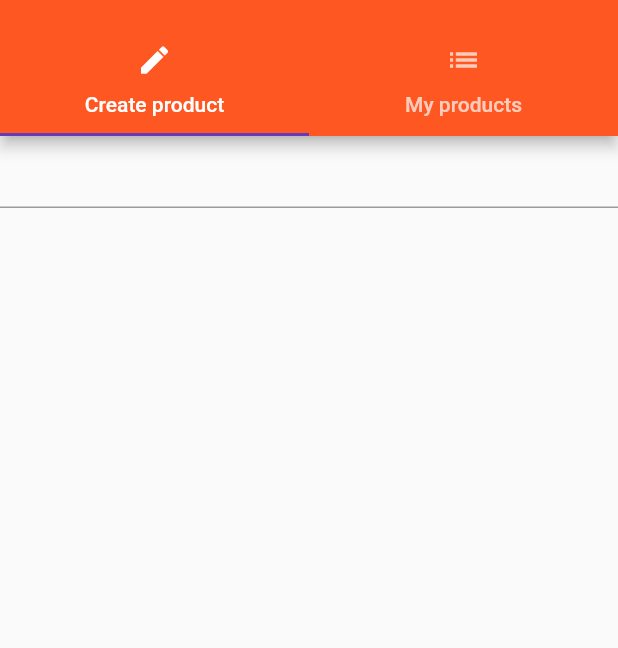
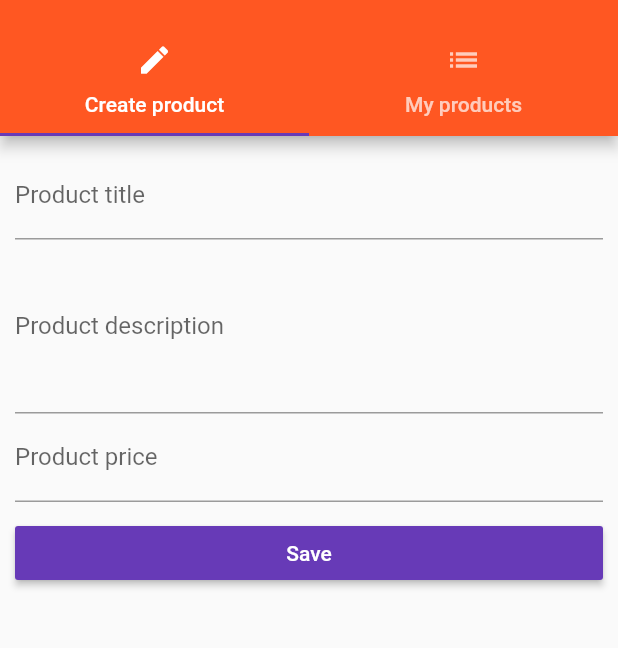
Before and after one commit to JenshenSoft/burn_chat, a Flutter app: the ProductsAdminPage screen opened by its route, on a phone screen of 412 x 824 dp, the part 59-707 px from its top. Run offline on Flutter 3.47's test engine with Material 2 defaults, Android fonts, the phone set to English and light mode, and no system bars.

Commit message:
added new widgets for products

```diff
--- a/lib/main.dart
+++ b/lib/main.dart
@@ -1,13 +1,14 @@
 import 'package:flutter/material.dart';
 
-import './pages/product_route.dart';
+import './pages/auth_route.dart';
+import './pages/product_page.dart';
 import './pages/products_admin_page.dart';
 import './pages/products_page.dart';
 
 void main() {
-  /*debugPaintBaselinesEnabled = true;
-  debugPaintSizeEnabled = true;
-  debugPaintPointersEnabled = true;*/
+  //debugPaintSizeEnabled = true;
+  //debugPaintBaselinesEnabled = true;
+  //debugPaintPointersEnabled = true;
   runApp(BurnChatApp());
 }
 
@@ -19,7 +20,7 @@ class BurnChatApp extends StatefulWidget {
 }
 
 class _BurnChatAppState extends State<BurnChatApp> {
-  List<Map<String, String>> _products = [];
+  List<Map<String, dynamic>> _products = [];
 
   @override
   Widget build(BuildContext context) {
@@ -31,8 +32,9 @@ class _BurnChatAppState extends State<BurnChatApp> {
           accentColor: Colors.deepPurple),
       //home: AuthPage(),
       routes: {
-        '/': (context) => ProductsPage(_products, _addProducts, _deleteProduct),
-        '/admin': (context) => ProductsAdminPage(),
+        '/': (context) => AuthPage(),
+        '/products': (context) => ProductsPage(_products),
+        '/admin': (context) => ProductsAdminPage(_addProducts, _deleteProduct),
       },
       // link: /product/21
       onGenerateRoute: (RouteSettings settings) {
@@ -45,20 +47,20 @@ class _BurnChatAppState extends State<BurnChatApp> {
           return MaterialPageRoute<bool>(
               builder: (context) => ProductPage(
                     title: _products[index]['title'],
+                    description: _products[index]['description'],
                     imageUrl: _products[index]['image'],
+                    price: _products[index]['price'],
                   ));
         }
         return null;
       },
       onUnknownRoute: (RouteSettings settings) {
-        return MaterialPageRoute(
-            builder: (context) =>
-                ProductsPage(_products, _addProducts, _deleteProduct));
+        return MaterialPageRoute(builder: (context) => ProductsPage(_products));
       },
     );
   }
 
-  void _addProducts(Map<String, String> product) {
+  void _addProducts(Map<String, dynamic> product) {
     setState(() {
       _products.add(product);
       print(_products);
--- a/lib/pages/product_create_page.dart
+++ b/lib/pages/product_create_page.dart
@@ -1,26 +1,86 @@
 import 'package:flutter/material.dart';
 
-class ProductCreatePage extends StatelessWidget {
+class ProductCreatePage extends StatefulWidget {
+  final Function addProduct;
+  final Function deleteProduct;
+
+  const ProductCreatePage(this.addProduct, this.deleteProduct);
+
+  @override
+  State<StatefulWidget> createState() {
+    return _ProductCreatePageState();
+  }
+}
+
+class _ProductCreatePageState extends State<ProductCreatePage> {
+  String _title = '';
+  String _description;
+  double _price;
+
+  Widget _buildTextField() {
+    return TextField(
+      decoration: InputDecoration(labelText: 'Product title'),
+      autocorrect: true,
+      onChanged: (value) {
+        this._title = value;
+      },
+    );
+  }
+
+  Widget _buildDescriptionField() {
+    return TextField(
+      autocorrect: true,
+      decoration: InputDecoration(labelText: 'Product description'),
+      maxLines: 4,
+      onChanged: (value) {
+        this._description = value;
+      },
+    );
+  }
+
+  Widget _buildPriceField() {
+    return TextField(
+      autocorrect: true,
+      decoration: InputDecoration(labelText: 'Product price'),
+      keyboardType: TextInputType.number,
+      onChanged: (value) {
+        this._price = double.parse(value);
+      },
+    );
+  }
+
+  void _submitFrom() {
+    final Map<String, dynamic> product = {
+      'title': _title,
+      'description': _description,
+      'price': _price,
+      'image': 'assets/food.jpg',
+    };
+    widget.addProduct(product);
+    Navigator.pushReplacementNamed(context, '/products');
+  }
+
   @override
   Widget build(BuildContext context) {
-    return Column(children: <Widget>[
-      TextField(autocorrect: true, onChanged: (value) {
-
-      },),
-      //Text()
-    ],);
-    /*return Center(
-      child: RaisedButton(
-          child: Text('Save'),
-          onPressed: () {
-            showModalBottomSheet(
-                context: context,
-                builder: (context) {
-                  return Center(
-                    child: Text('This is modal!'),
-                  );
-                });
-          }),
-    );*/
+    return Container(
+      margin: EdgeInsets.all(10),
+      child: ListView(
+        children: <Widget>[
+          _buildTextField(),
+          _buildDescriptionField(),
+          _buildPriceField(),
+          SizedBox(
+            height: 10.0,
+          ),
+          RaisedButton(
+            color: Theme.of(context).accentColor,
+            textColor: Colors.white,
+            child: Text('Save'),
+            onPressed: _submitFrom,
+          )
+          //Text()
+        ],
+      ),
+    );
   }
 }
--- a/lib/pages/products_admin_page.dart
+++ b/lib/pages/products_admin_page.dart
@@ -4,6 +4,11 @@ import './product_create_page.dart';
 import './product_list_page.dart';
 
 class ProductsAdminPage extends StatelessWidget {
+  final Function addProducts;
+  final Function deleteProducts;
+
+  ProductsAdminPage(this.addProducts, this.deleteProducts);
+
   @override
   Widget build(BuildContext context) {
     return DefaultTabController(
@@ -17,9 +22,10 @@ class ProductsAdminPage extends StatelessWidget {
                 automaticallyImplyLeading: false,
               ),
               ListTile(
+                leading: Icon(Icons.shop),
                 title: Text('All products'),
                 onTap: () {
-                  Navigator.pushReplacementNamed(context, '/');
+                  Navigator.pushReplacementNamed(context, '/products');
                 },
               )
             ],
@@ -41,7 +47,7 @@ class ProductsAdminPage extends StatelessWidget {
           ),
         ),
         body: TabBarView(children: [
-          ProductCreatePage(),
+          ProductCreatePage(addProducts, deleteProducts),
           ProductListPage(),
         ]),
       ),
--- /dev/null
+++ b/lib/widgets/ui_elements/title_default.dart
@@ -0,0 +1,18 @@
+import 'package:flutter/material.dart';
+
+class TitleDefault extends StatelessWidget {
+  final String title;
+
+  TitleDefault(this.title);
+
+  @override
+  Widget build(BuildContext context) {
+    return Flexible(
+      child: Text(
+        title,
+        style: TextStyle(
+            fontSize: 20, fontWeight: FontWeight.bold, fontFamily: 'Oswald'),
+      ),
+    );
+  }
+}
```
Also changed, not shown: lib/pages/auth_route.dart (+85 -7 lines), lib/pages/product_page.dart (renamed from lib/pages/product_route.dart, +27 -8 lines), lib/pages/products_page.dart (+8 -7 lines), lib/product_controller.dart (deleted, +0 -18 lines), lib/products.dart (deleted, +0 -50 lines), lib/products_manager.dart (deleted, +0 -47 lines), lib/widgets/products/address_tag.dart (added, +19 -0 lines), lib/widgets/products/product_card.dart (added, +56 -0 lines), lib/widgets/products/product_tag.dart (added, +25 -0 lines), lib/widgets/products/products.dart (added, +25 -0 lines), pubspec.yaml (+6 -6 lines), assets/Oswald-Bold.ttf (added), assets/background.jpg (added), assets/food.jpg (added).
